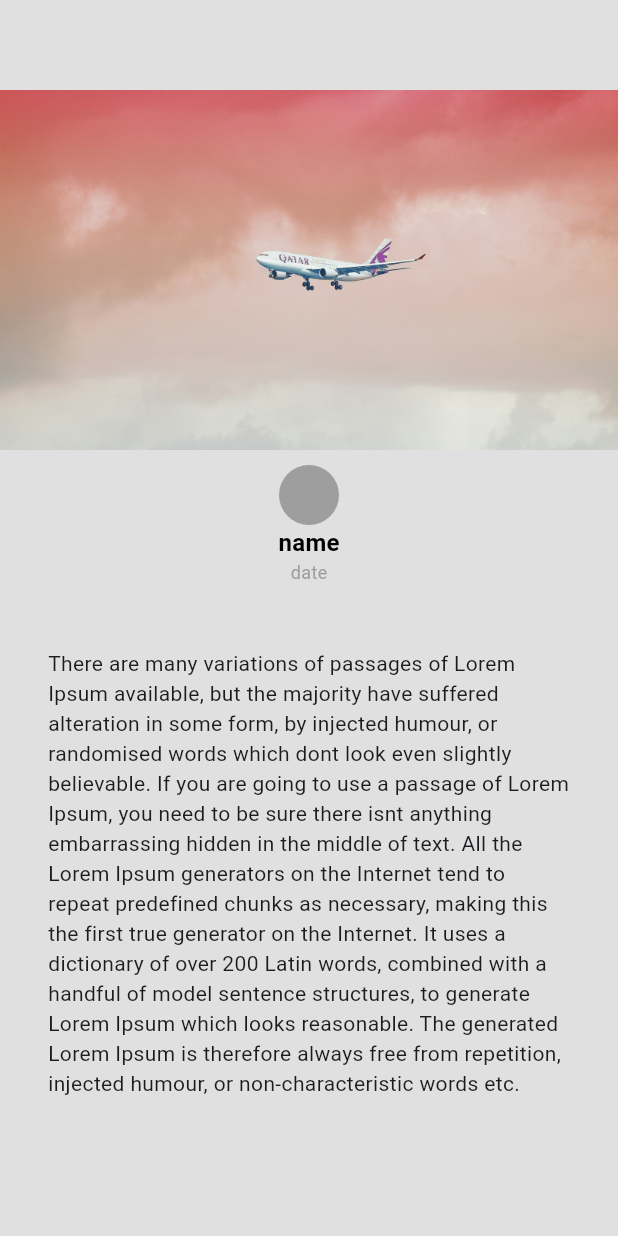
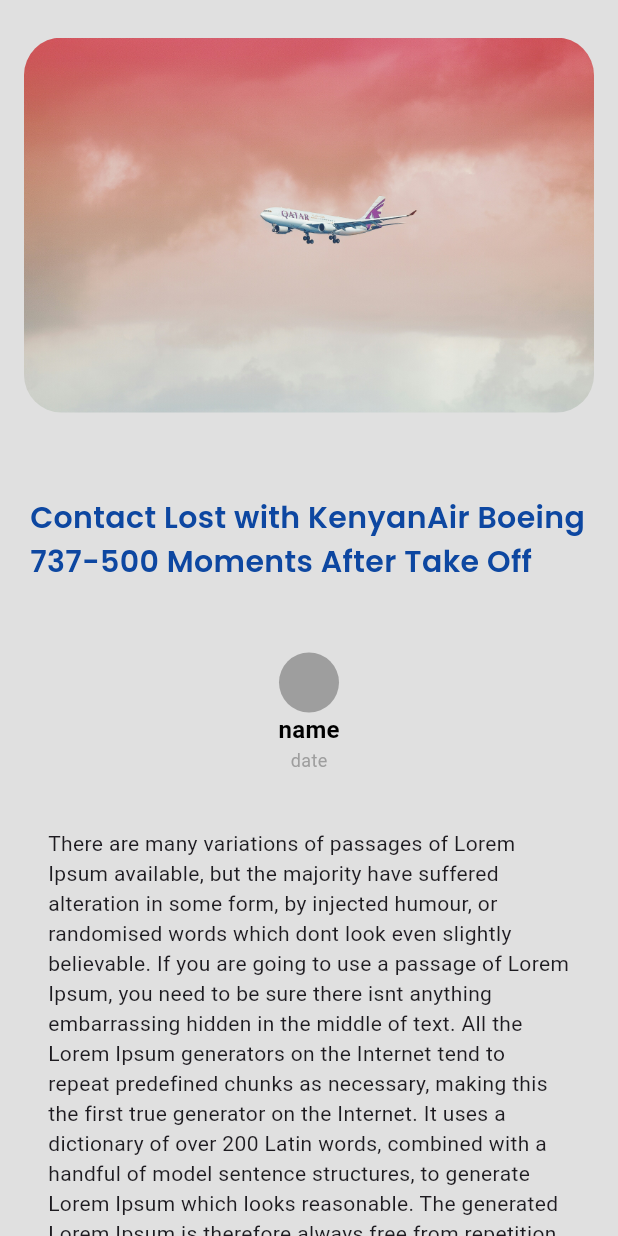
Before and after one commit to josephwatunu123/news_app, a Flutter app: the screen it shows after launch, after a tap on "Contact Lost with KenyanAir Boeing 737-5", on a phone screen of 412 x 824 dp. Run offline on Flutter 3.47's test engine with Material 3 defaults, Android fonts, the phone set to English and light mode, and no system bars.

Commit message:
update article section
adding styling to single article section

```diff
--- a/lib/Article.dart
+++ b/lib/Article.dart
@@ -1,5 +1,6 @@
 import 'package:flutter/cupertino.dart';
 import 'package:flutter/material.dart';
+import 'package:news_app/Constants/decorations.dart';
 
 class Article extends StatelessWidget{
   @override
@@ -8,16 +9,20 @@ class Article extends StatelessWidget{
       home: Scaffold(
         backgroundColor: Colors.grey[300],
         body: Center(
+          child: SafeArea(
             child: SingleChildScrollView(
               child:Column (
               children: [
+                SizedBox(height: 25,),
                 ImageSection(image: 'images/plane.jpg'),
                 SizedBox(height: 10,),
+                ArticleTitle(title: 'Contact Lost with KenyanAir Boeing 737-500 Moments After Take Off'),
                 AuthorSectionContext(name: 'name', date: 'date'),
-              SizedBox(height: 10,),
+                SizedBox(height: 5,),
                 TextSection(description: 'There are many variations of passages of Lorem Ipsum available, but the majority have suffered alteration in some form, by injected humour, or randomised words which dont look even slightly believable. If you are going to use a passage of Lorem Ipsum,'
                     ' you need to be sure there isnt anything embarrassing hidden in the middle of text. All the Lorem Ipsum generators on the Internet tend to repeat predefined chunks as necessary, making this the first true generator on the Internet. It uses a dictionary of over 200 Latin words, combined with a handful of model sentence structures, to generate Lorem Ipsum which looks reasonable. The generated Lorem Ipsum is therefore always free from repetition, injected humour, or non-characteristic words etc.')
               ],
+              ),
             ),
           ),
         ),
@@ -26,6 +31,22 @@ class Article extends StatelessWidget{
   }
 }
 
+
+class ImageSection extends StatelessWidget{
+  const ImageSection({super.key, required this.image});
+
+  final String image;
+
+  @override
+  Widget build (BuildContext context){
+    return Container(
+      height: 250,
+      width: 380,
+      decoration: BoxDecoration(image: DecorationImage(image: AssetImage('images/plane.jpg') ,fit: BoxFit.cover),
+        borderRadius: BorderRadius.circular(25),),
+    );
+  }
+}
 
 class AuthorSectionContext extends StatelessWidget{
   const AuthorSectionContext({
@@ -74,6 +95,26 @@ class AuthorSectionContext extends StatelessWidget{
   }
 }
 
+class ArticleTitle extends StatelessWidget{
+  const ArticleTitle({super.key, required this.title});
+  final String title;
+
+
+  @override
+  Widget build(BuildContext context){
+    return Container(
+      padding: EdgeInsets.all(20.0),
+      height: 150,
+      child: Align(
+        alignment: Alignment.center,
+        child:  Text(title, style: mainTitleStyle,),
+      )
+    );
+  }
+}
+
+
+
 class TextSection extends StatelessWidget{
   const TextSection({
     super.key,
@@ -92,19 +133,3 @@ class TextSection extends StatelessWidget{
     );
   }
 }
-
-class ImageSection extends StatelessWidget{
-  const ImageSection({super.key, required this.image});
-
-  final String image;
-
-  @override
-  Widget build (BuildContext context){
-    return Image.asset(
-      image,
-      width: 600,
-      height: 240,
-      fit: BoxFit.cover,
-    );
-  }
-}
```
Lines whose indentation alone changed are shown as unchanged.
